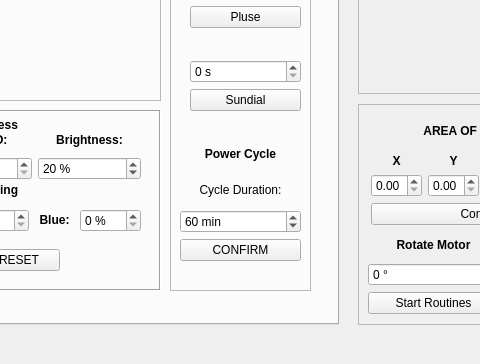
CoSE-Jerry/Flashlapse_NEO, file _ui/FlashLapse_CP.ui: the form before one commit; both pictures show x 242 to 722 and y 306 to 670 of the 1000 by 670 pixel window.
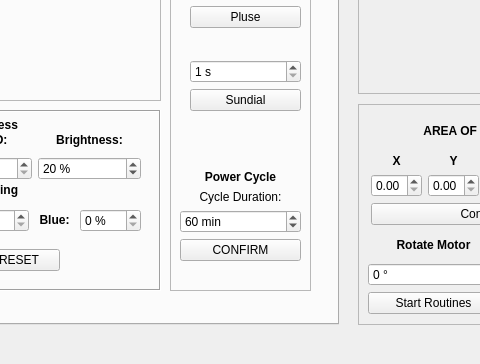
The form after the commit. Icons and pictures are not drawn.

```diff
--- a/_ui/FlashLapse_CP.ui
+++ b/_ui/FlashLapse_CP.ui
@@ -108,6 +108,19 @@
         </rect>
        </property>
        <layout class="QVBoxLayout" name="verticalLayout_5">
+        <item>
+         <spacer name="verticalSpacer_7">
+          <property name="orientation">
+           <enum>Qt::Vertical</enum>
+          </property>
+          <property name="sizeHint" stdset="0">
+           <size>
+            <width>20</width>
+            <height>40</height>
+           </size>
+          </property>
+         </spacer>
+        </item>
         <item>
          <widget class="QLabel" name="powerCycle_label">
           <property name="text">
@@ -277,6 +290,9 @@
           <property name="suffix">
            <string> s</string>
           </property>
+          <property name="minimum">
+           <number>1</number>
+          </property>
           <property name="maximum">
            <number>999</number>
           </property>
```
